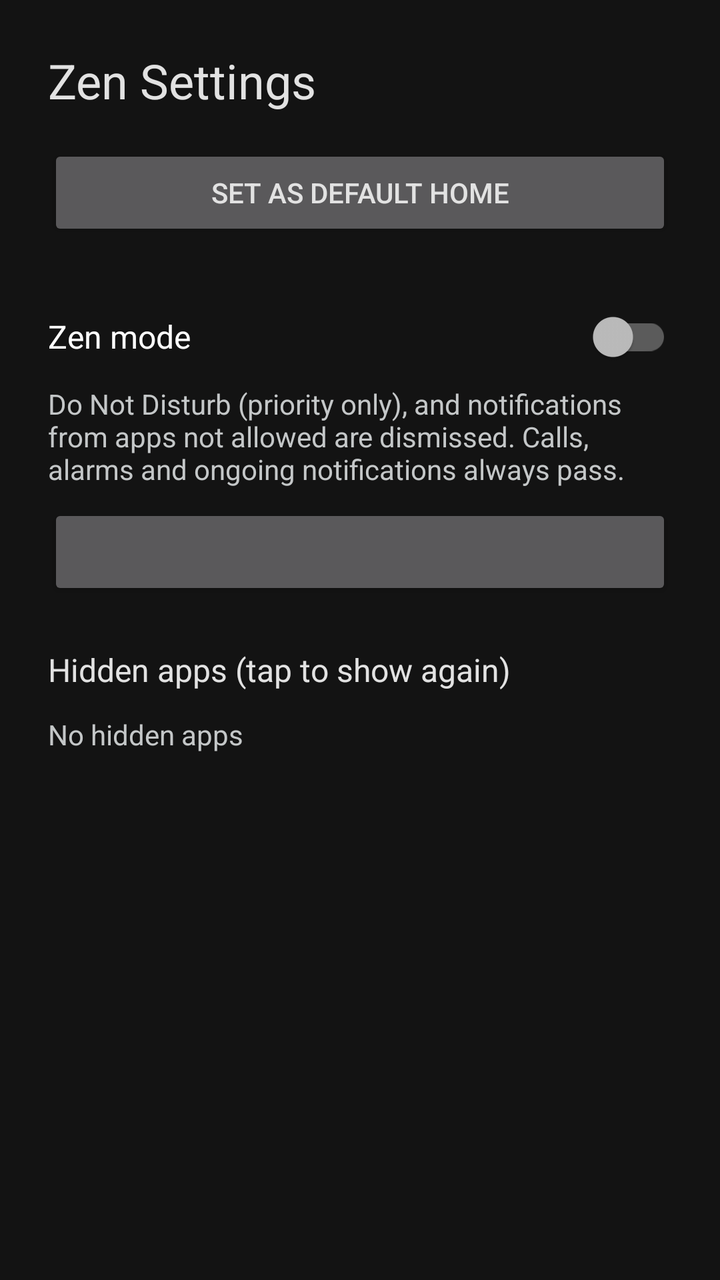
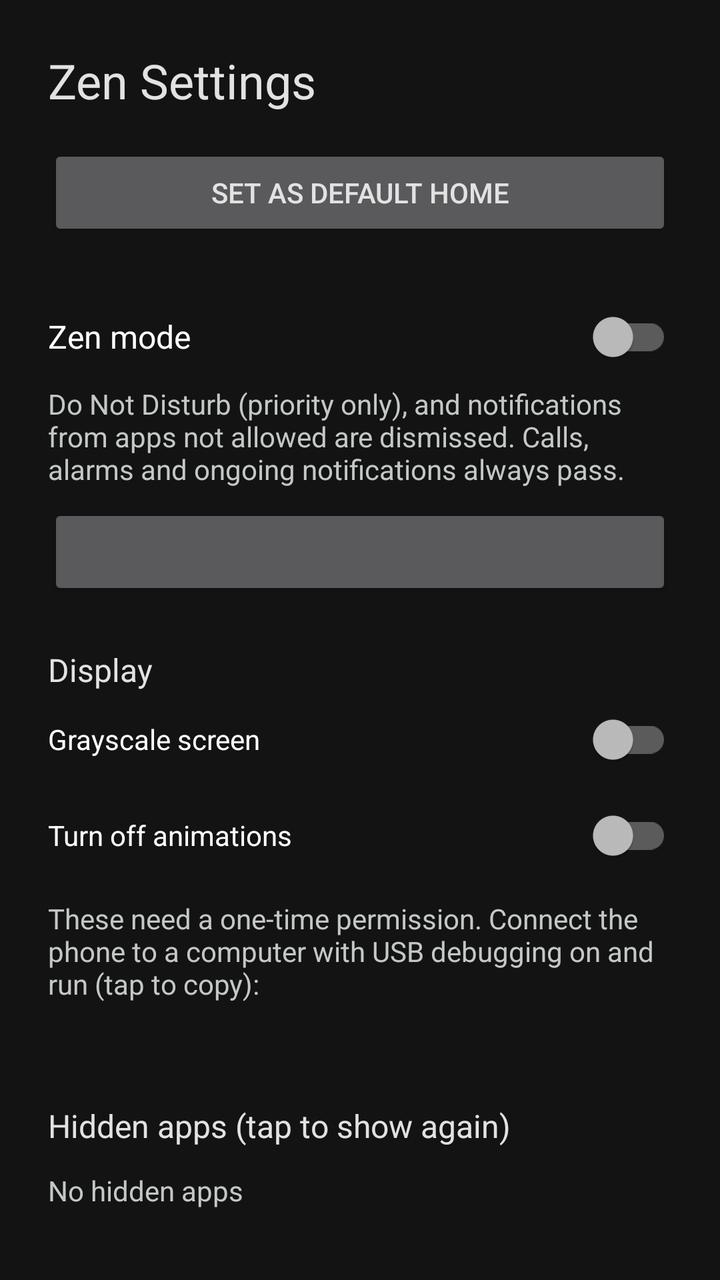

An Android layout rendered at two revisions. The XML below is the earlier revision; the diff shows what the commit changed to produce the second picture.
<!-- AndroidManifest.xml: application theme Theme.Zen -->
<!-- res/layout/activity_settings.xml -->
<?xml version="1.0" encoding="utf-8"?>
<LinearLayout xmlns:android="http://schemas.android.com/apk/res/android"
    xmlns:app="http://schemas.android.com/apk/res-auto"
    android:layout_width="match_parent"
    android:layout_height="match_parent"
    android:orientation="vertical"
    android:paddingHorizontal="24dp">

    <TextView
        android:layout_width="wrap_content"
        android:layout_height="wrap_content"
        android:layout_marginTop="24dp"
        android:text="@string/settings_label"
        android:textAppearance="@style/TextAppearance.AppCompat.Headline" />

    <Button
        android:id="@+id/setDefaultHome"
        android:layout_width="match_parent"
        android:layout_height="wrap_content"
        android:layout_marginTop="16dp"
        android:text="@string/set_default_home" />

    <androidx.appcompat.widget.SwitchCompat
        android:id="@+id/zenSwitch"
        android:layout_width="match_parent"
        android:layout_height="wrap_content"
        android:layout_marginTop="24dp"
        android:minHeight="48dp"
        android:text="@string/zen_mode"
        android:textAppearance="@style/TextAppearance.AppCompat.Subhead" />

    <TextView
        android:layout_width="wrap_content"
        android:layout_height="wrap_content"
        android:text="@string/zen_summary"
        android:textColor="?android:attr/textColorSecondary" />

    <Button
        android:id="@+id/allowedApps"
        android:layout_width="match_parent"
        android:layout_height="wrap_content"
        android:layout_marginTop="8dp" />

    <TextView
        android:layout_width="wrap_content"
        android:layout_height="wrap_content"
        android:layout_marginTop="24dp"
        android:text="@string/hidden_title"
        android:textAppearance="@style/TextAppearance.AppCompat.Subhead" />

    <TextView
        android:id="@+id/empty"
        android:layout_width="wrap_content"
        android:layout_height="wrap_content"
        android:layout_marginTop="12dp"
        android:text="@string/no_hidden"
        android:textColor="?android:attr/textColorSecondary" />

    <androidx.recyclerview.widget.RecyclerView
        android:id="@+id/hiddenList"
        android:layout_width="match_parent"
        android:layout_height="0dp"
        android:layout_weight="1"
        app:layoutManager="androidx.recyclerview.widget.LinearLayoutManager" />
</LinearLayout>
<!-- resources referenced by this layout -->
<resources>
  <string name="hidden_title">Hidden apps (tap to show again)</string>
  <string name="no_hidden">No hidden apps</string>
  <string name="set_default_home">Set as default home</string>
  <string name="settings_label">Zen Settings</string>
  <string name="zen_mode">Zen mode</string>
  <string name="zen_summary">Do Not Disturb (priority only), and notifications from apps not allowed are dismissed. Calls, alarms and ongoing notifications always pass.</string>
  <style name="Theme.Zen" parent="Theme.AppCompat.NoActionBar">
          <item name="android:windowBackground">@color/background</item>
          <item name="android:textColorPrimary">@color/on_surface</item>
          <item name="android:textColorSecondary">@color/on_surface_variant</item>
          <item name="android:textColorHint">@color/outline</item>
          <item name="colorAccent">@color/primary</item>
          <item name="colorControlNormal">@color/outline_variant</item>
          <item name="colorControlActivated">@color/primary</item>
      </style>
  <color name="background">#131313</color>
  <color name="on_surface">#E2E2E2</color>
  <color name="on_surface_variant">#C4C7C8</color>
  <color name="outline">#8E9192</color>
  <color name="primary">#FFFFFF</color>
  <color name="outline_variant">#444748</color>
</resources>

<!-- the commit's change to res/layout/activity_settings.xml (unified diff, before → after) -->
@@ -45,6 +45,49 @@
         android:layout_width="wrap_content"
         android:layout_height="wrap_content"
         android:layout_marginTop="24dp"
+        android:text="@string/display_title"
+        android:textAppearance="@style/TextAppearance.AppCompat.Subhead" />
+
+    <androidx.appcompat.widget.SwitchCompat
+        android:id="@+id/grayscaleSwitch"
+        android:layout_width="match_parent"
+        android:layout_height="wrap_content"
+        android:minHeight="48dp"
+        android:text="@string/grayscale" />
+
+    <androidx.appcompat.widget.SwitchCompat
+        android:id="@+id/animationsSwitch"
+        android:layout_width="match_parent"
+        android:layout_height="wrap_content"
+        android:minHeight="48dp"
+        android:text="@string/no_animations" />
+
+    <LinearLayout
+        android:id="@+id/adbHint"
+        android:layout_width="match_parent"
+        android:layout_height="wrap_content"
+        android:background="?attr/selectableItemBackground"
+        android:orientation="vertical"
+        android:paddingVertical="8dp">
+
+        <TextView
+            android:layout_width="wrap_content"
+            android:layout_height="wrap_content"
+            android:text="@string/adb_hint"
+            android:textColor="?android:attr/textColorSecondary" />
+
+        <TextView
+            android:id="@+id/adbCommand"
+            android:layout_width="wrap_content"
+            android:layout_height="wrap_content"
+            android:layout_marginTop="4dp"
+            android:textAppearance="@style/TextAppearance.Zen.MonoSmall" />
+    </LinearLayout>
+
+    <TextView
+        android:layout_width="wrap_content"
+        android:layout_height="wrap_content"
+        android:layout_marginTop="24dp"
         android:text="@string/hidden_title"
         android:textAppearance="@style/TextAppearance.AppCompat.Subhead" />
 
<!-- resource entries referenced after the edit -->
@@ -1,11 +1,21 @@
 <!-- resources referenced by this layout -->
 <resources>
+  <string name="adb_hint">These need a one-time permission. Connect the phone to a computer with USB debugging on and run (tap to copy):</string>
+  <string name="display_title">Display</string>
+  <string name="grayscale">Grayscale screen</string>
   <string name="hidden_title">Hidden apps (tap to show again)</string>
+  <string name="no_animations">Turn off animations</string>
   <string name="no_hidden">No hidden apps</string>
   <string name="set_default_home">Set as default home</string>
   <string name="settings_label">Zen Settings</string>
   <string name="zen_mode">Zen mode</string>
   <string name="zen_summary">Do Not Disturb (priority only), and notifications from apps not allowed are dismissed. Calls, alarms and ongoing notifications always pass.</string>
+  <style name="TextAppearance.Zen.MonoSmall" parent="">
+          <item name="android:fontFamily">@font/jetbrains_mono_medium</item>
+          <item name="android:textSize">11sp</item>
+          <item name="android:letterSpacing">0.08</item>
+          <item name="android:textColor">@color/outline</item>
+      </style>
   <style name="Theme.Zen" parent="Theme.AppCompat.NoActionBar">
           <item name="android:windowBackground">@color/background</item>
           <item name="android:textColorPrimary">@color/on_surface</item>
